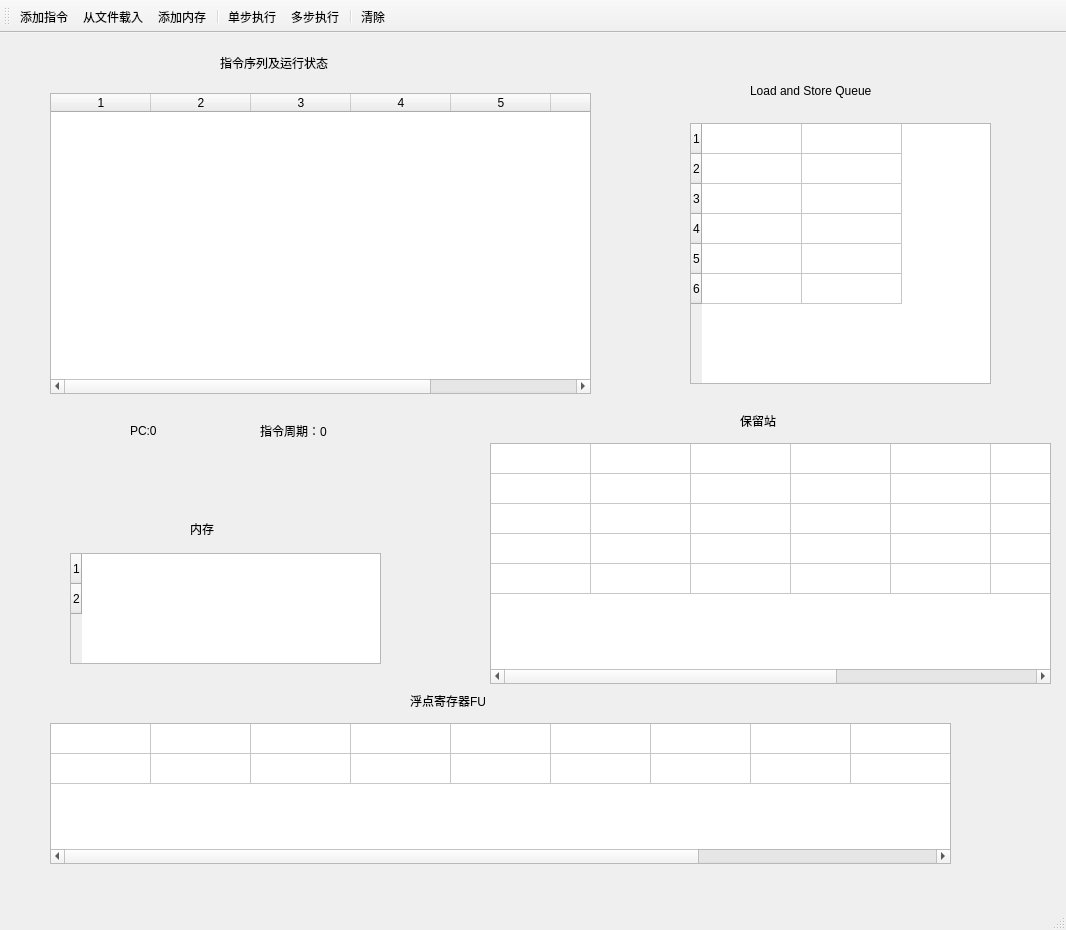
This is mainwindow.ui in systemstructure/Tomasulo as Qt 5 draws it before an edit. The edited form follows.
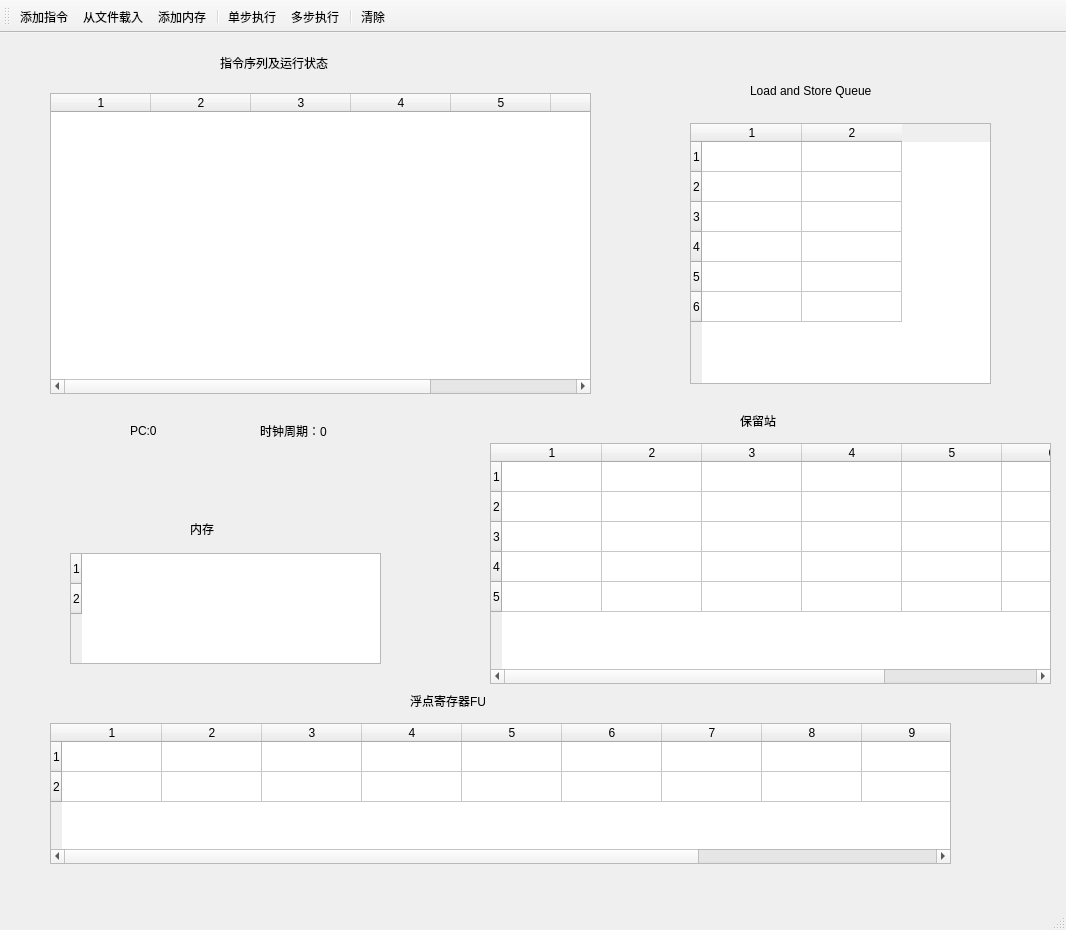
This is the edited form. Icons and pictures are not drawn.

Commit message: nearly complete ui

Patch:
```diff
--- a/mainwindow.ui
+++ b/mainwindow.ui
@@ -33,7 +33,7 @@
      <number>2</number>
     </property>
     <attribute name="horizontalHeaderVisible">
-     <bool>false</bool>
+     <bool>true</bool>
     </attribute>
     <attribute name="horizontalHeaderShowSortIndicator" stdset="0">
      <bool>true</bool>
@@ -63,16 +63,16 @@
      <number>5</number>
     </property>
     <property name="columnCount">
-     <number>8</number>
+     <number>7</number>
     </property>
     <attribute name="horizontalHeaderVisible">
-     <bool>false</bool>
+     <bool>true</bool>
     </attribute>
     <attribute name="horizontalHeaderShowSortIndicator" stdset="0">
      <bool>true</bool>
     </attribute>
     <attribute name="verticalHeaderVisible">
-     <bool>false</bool>
+     <bool>true</bool>
     </attribute>
     <row/>
     <row/>
@@ -86,7 +86,6 @@
     <column/>
     <column/>
     <column/>
-    <column/>
    </widget>
    <widget class="QTableWidget" name="registerWidget">
     <property name="geometry">
@@ -110,10 +109,10 @@
      <number>11</number>
     </property>
     <attribute name="horizontalHeaderVisible">
-     <bool>false</bool>
+     <bool>true</bool>
     </attribute>
     <attribute name="verticalHeaderVisible">
-     <bool>false</bool>
+     <bool>true</bool>
     </attribute>
     <row/>
     <row/>
@@ -313,7 +312,7 @@
      </rect>
     </property>
     <property name="text">
-     <string>指令周期：0</string>
+     <string>时钟周期：0</string>
     </property>
    </widget>
   </widget>
```
The commit also changes 4 other files.
